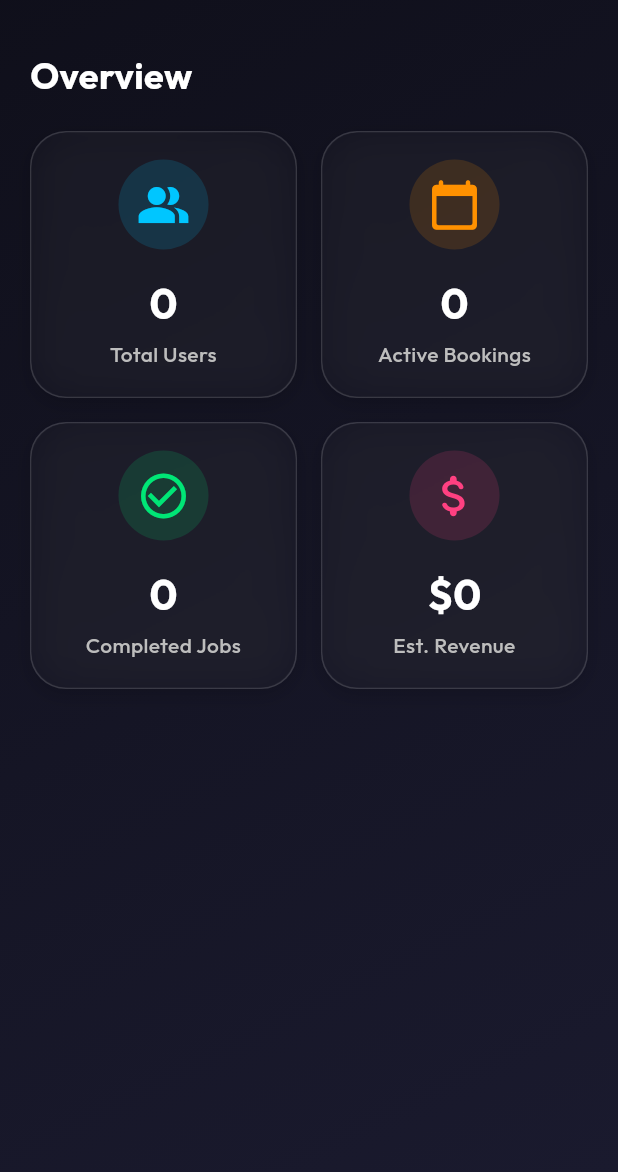
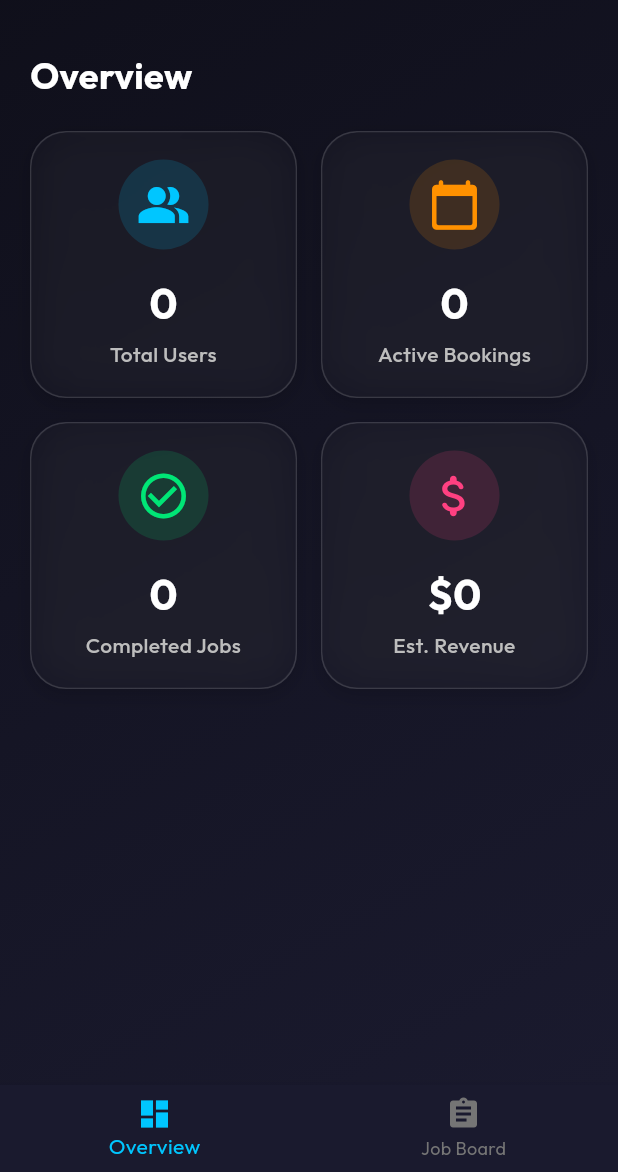
Before and after one commit to Thiva123-ab/Autosync-, a Flutter app: the AdminDashboard screen opened by its route, on a phone screen of 412 x 824 dp, the part 64-1236 px from its top. Run offline on Flutter 3.47's test engine with Material 3 defaults, Android fonts, the phone set to English and light mode, and no system bars; drawn by our look-alikes of flutter_animate; our stand-ins replace cloud_firestore, firebase_auth, firebase_core, flutter_riverpod, go_router, google_fonts; accounts and stored records are empty.

Commit message:
feat: implement job management system with JobModel, repository, and admin dashboard overview

```diff
--- a/lib/features/dashboard/admin/presentation/admin_dashboard.dart
+++ b/lib/features/dashboard/admin/presentation/admin_dashboard.dart
@@ -4,6 +4,7 @@ import 'package:cloud_firestore/cloud_firestore.dart';
 import 'package:flutter_animate/flutter_animate.dart';
 import 'dart:ui';
 import '../../../../core/presentation/widgets/staff_drawer.dart';
+import 'job_board_page.dart';
 
 final adminUsersCountProvider = StreamProvider.autoDispose<int>((ref) {
   return FirebaseFirestore.instance.collection('users').snapshots().map((s) => s.docs.length);
@@ -25,21 +26,23 @@ final adminCompletedJobsCountProvider = StreamProvider.autoDispose<int>((ref) {
       .map((s) => s.docs.length);
 });
 
-class AdminDashboard extends ConsumerWidget {
+class AdminDashboard extends ConsumerStatefulWidget {
   final String title;
-
   const AdminDashboard({super.key, required this.title});
 
   @override
-  Widget build(BuildContext context, WidgetRef ref) {
-    final usersCount = ref.watch(adminUsersCountProvider);
-    final activeJobsCount = ref.watch(adminActiveJobsCountProvider);
-    final completedJobsCount = ref.watch(adminCompletedJobsCountProvider);
+  ConsumerState<AdminDashboard> createState() => _AdminDashboardState();
+}
 
+class _AdminDashboardState extends ConsumerState<AdminDashboard> {
+  int _currentIndex = 0;
+
+  @override
+  Widget build(BuildContext context) {
     return Scaffold(
       extendBodyBehindAppBar: true,
       appBar: AppBar(
-        title: Text(title, style: const TextStyle(fontWeight: FontWeight.bold, letterSpacing: 1.1)),
+        title: Text(widget.title, style: const TextStyle(fontWeight: FontWeight.bold, letterSpacing: 1.1)),
         backgroundColor: Colors.transparent,
         elevation: 0,
         foregroundColor: Colors.white,
@@ -54,7 +57,29 @@ class AdminDashboard extends ConsumerWidget {
           ),
         ),
         child: SafeArea(
-          child: Padding(
+          child: _currentIndex == 0 ? _buildOverview(ref) : const JobBoardPage(),
+        ),
+      ),
+      bottomNavigationBar: BottomNavigationBar(
+        currentIndex: _currentIndex,
+        onTap: (index) => setState(() => _currentIndex = index),
+        backgroundColor: const Color(0xFF1A1A2E),
+        selectedItemColor: const Color(0xFF00C6FF),
+        unselectedItemColor: Colors.grey.shade600,
+        items: const [
+          BottomNavigationBarItem(icon: Icon(Icons.dashboard), label: 'Overview'),
+          BottomNavigationBarItem(icon: Icon(Icons.assignment), label: 'Job Board'),
+        ],
+      ),
+    );
+  }
+
+  Widget _buildOverview(WidgetRef ref) {
+    final usersCount = ref.watch(adminUsersCountProvider);
+    final activeJobsCount = ref.watch(adminActiveJobsCountProvider);
+    final completedJobsCount = ref.watch(adminCompletedJobsCountProvider);
+
+    return Padding(
       padding: const EdgeInsets.all(20.0),
       child: Column(
         crossAxisAlignment: CrossAxisAlignment.stretch,
@@ -72,44 +97,28 @@ class AdminDashboard extends ConsumerWidget {
               children: [
                 _buildPremiumStatCard(
                   'Total Users',
-                        usersCount.when(
-                          data: (val) => val.toString(),
-                          loading: () => '...',
-                          error: (_, __) => '!',
-                        ),
+                  usersCount.when(data: (val) => val.toString(), loading: () => '...', error: (_, __) => '!'),
                   Icons.people_alt,
                   const Color(0xFF00C6FF),
                   0,
                 ),
                 _buildPremiumStatCard(
                   'Active Bookings',
-                        activeJobsCount.when(
-                          data: (val) => val.toString(),
-                          loading: () => '...',
-                          error: (_, __) => '!',
-                        ),
+                  activeJobsCount.when(data: (val) => val.toString(), loading: () => '...', error: (_, __) => '!'),
                   Icons.calendar_today_rounded,
                   const Color(0xFFFF9100),
                   1,
                 ),
                 _buildPremiumStatCard(
                   'Completed Jobs',
-                        completedJobsCount.when(
-                          data: (val) => val.toString(),
-                          loading: () => '...',
-                          error: (_, __) => '!',
-                        ),
+                  completedJobsCount.when(data: (val) => val.toString(), loading: () => '...', error: (_, __) => '!'),
                   Icons.check_circle_outline,
                   const Color(0xFF00E676),
                   2,
                 ),
                 _buildPremiumStatCard(
                   'Est. Revenue',
-                        completedJobsCount.when(
-                          data: (val) => '\$${(val * 150).toStringAsFixed(0)}', // Mock calculation based on $150/job
-                          loading: () => '...',
-                          error: (_, __) => '!',
-                        ),
+                  completedJobsCount.when(data: (val) => '\$${(val * 150).toStringAsFixed(0)}', loading: () => '...', error: (_, __) => '!'),
                   Icons.attach_money_rounded,
                   const Color(0xFFFF4081),
                   3,
@@ -118,9 +127,6 @@ class AdminDashboard extends ConsumerWidget {
             ),
           ),
         ],
-            ),
-          ),
-        ),
       ),
     );
   }
```
Also changed, not shown: lib/core/models/job_model.dart (+8 -0 lines), lib/features/dashboard/admin/presentation/job_board_page.dart (added, +199 -0 lines), lib/features/dashboard/shared/job_repository.dart (+12 -0 lines). Lines whose indentation alone changed are shown as unchanged.
